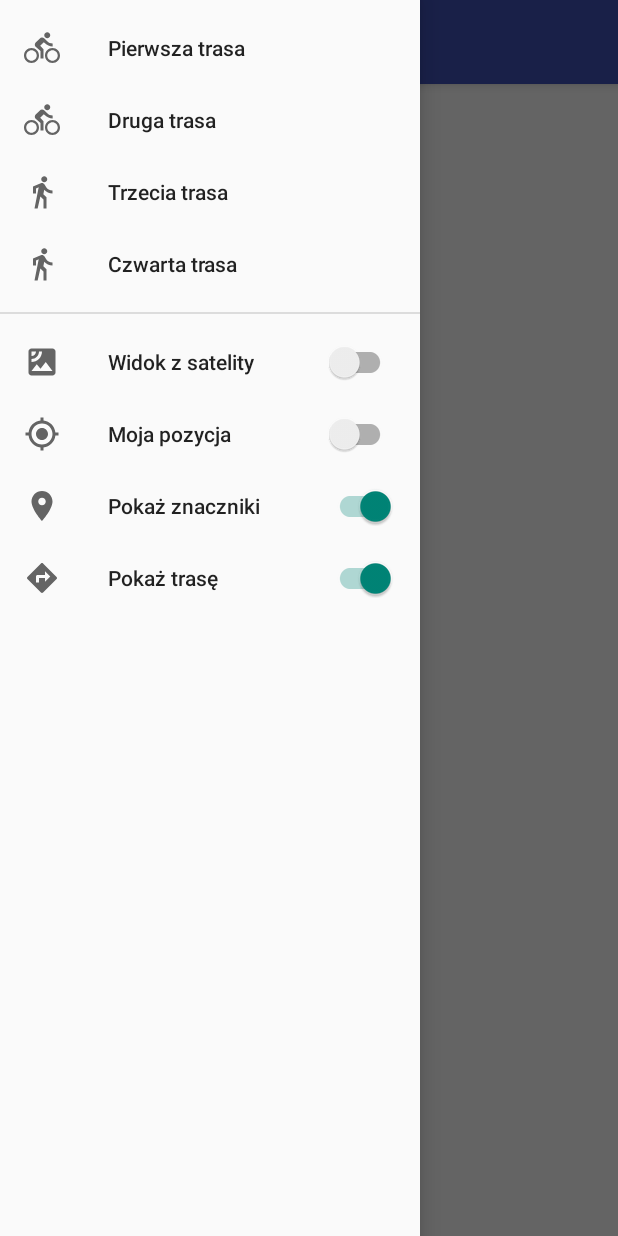
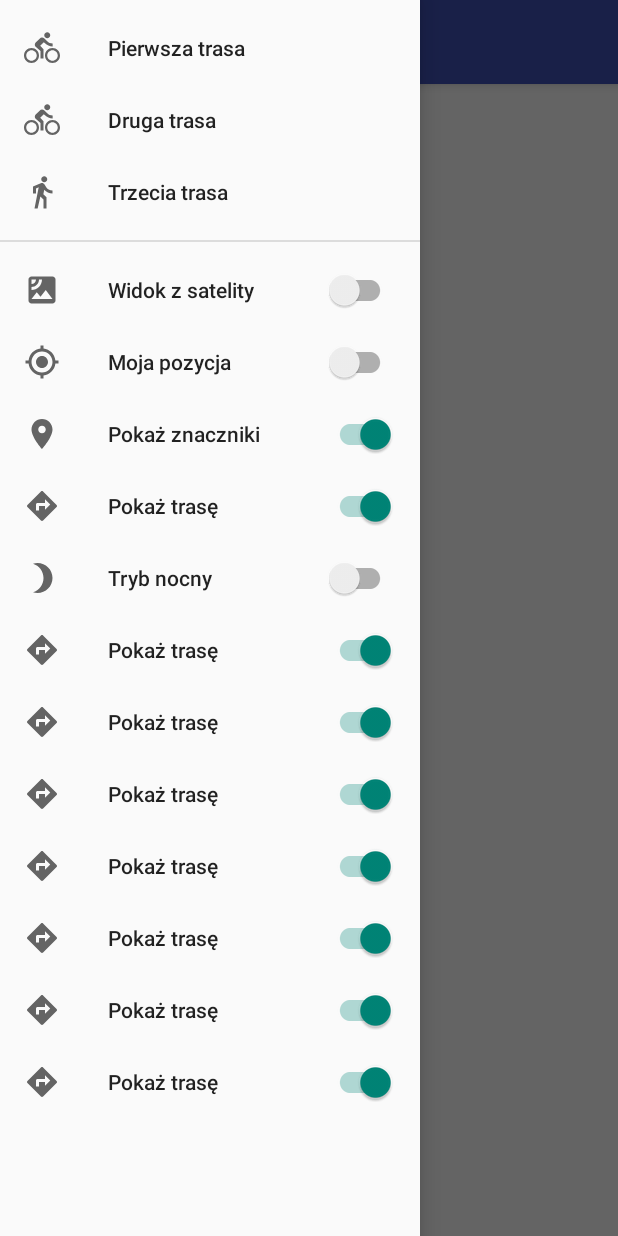
Before and after one commit to tasiuwasiu/PSMA-Maps, an Android app: the MapsActivity screen opened directly, with no data from a screen before it, with the side drawer open, on a phone screen of 412 x 824 dp. Run offline under Robolectric (Android 15) with nearby library versions, the phone set to English and light mode, and no system bars; libraries missing offline, so code that uses them is left out: com.google.maps.android.

Commit message:
Custom InfoWindow for markers

```diff
--- a/app/src/main/java/lab/wasikrafal/lab7/MapsActivity.java
+++ b/app/src/main/java/lab/wasikrafal/lab7/MapsActivity.java
@@ -27,6 +27,7 @@ import com.google.android.gms.maps.OnMapReadyCallback;
 import com.google.android.gms.maps.SupportMapFragment;
 import com.google.android.gms.maps.model.LatLng;
 import com.google.android.gms.maps.model.Marker;
+import com.google.android.gms.maps.model.MarkerOptions;
 import com.google.android.gms.maps.model.Polyline;
 import com.google.android.gms.maps.model.PolylineOptions;
 import com.google.maps.android.PolyUtil;
@@ -49,6 +50,7 @@ public class MapsActivity extends AppCompatActivity implements OnMapReadyCallbac
     private List<Polyline> currentRoad;
     private List<Marker> currentMarkers;
     private int[] urls;
+    private CustomInfoWindowAdapter windowAdapter;
 
     @Override
     protected void onCreate(Bundle savedInstanceState)
@@ -74,17 +76,16 @@ public class MapsActivity extends AppCompatActivity implements OnMapReadyCallbac
         initURLS();
         currentMarkers = new ArrayList<>();
         currentRoad = new ArrayList<>();
-
+        windowAdapter = new CustomInfoWindowAdapter(this);
         initNavigationMenu();
     }
 
     private void initURLS()
     {
-        urls= new int[4];
+        urls= new int[3];
         urls[0] = R.string.url_first;
         urls[1] = R.string.url_second;
         urls[2] = R.string.url_third;
-        urls[3] = R.string.url_fourth;
     }
 
     private void initNavigationMenu()
@@ -103,8 +104,6 @@ public class MapsActivity extends AppCompatActivity implements OnMapReadyCallbac
                             showRoad(1);
                         if(id == R.id.nav_third_road)
                             showRoad(2);
-                        if(id == R.id.nav_fourth_road)
-                            showRoad(3);
 
                         drawerLayout.closeDrawers();
                         return true;
@@ -182,11 +181,6 @@ public class MapsActivity extends AppCompatActivity implements OnMapReadyCallbac
         });
     }
 
-    private void initMarkers()
-    {
-
-    }
-
     private void load()
     {
         satelliteSwitch.setChecked(sharedPreferences.getBoolean("satellite", false));
@@ -227,7 +221,31 @@ public class MapsActivity extends AppCompatActivity implements OnMapReadyCallbac
 
     private void showMarkers(int number)
     {
+        switch (number)
+        {
+            case(0):
+            {
+                Marker zoo = map.addMarker(new MarkerOptions().position(new LatLng(51.103010,17.071997)));
+                zoo.setTag(new MarkerInfoHolder(R.string.zoo_title, R.string.zoo_desc, R.drawable.zoo));
+                currentMarkers.add(zoo);
+                currentMarkers.add(map.addMarker(new MarkerOptions().position(new LatLng(51.135069,17.047607)).title("4").snippet("44")));
+                currentMarkers.add(map.addMarker(new MarkerOptions().position(new LatLng(51.126064,16.990499)).title("2").snippet("22")));
+                currentMarkers.add(map.addMarker(new MarkerOptions().position(new LatLng(51.109317,17.054497)).title("pwr").snippet("PWR")));
+                currentMarkers.add(map.addMarker(new MarkerOptions().position(new LatLng(51.100528,17.120618)).title("3").snippet("33")));
 
+            }
+            case(1):
+            {
+
+            }
+            case(2):
+            {
+
+            }
+            default:
+            {
+            }
+        }
     }
 
     @Override
@@ -237,6 +255,7 @@ public class MapsActivity extends AppCompatActivity implements OnMapReadyCallbac
         load();
         LatLng wroclaw = new LatLng(51.107524, 17.038507);
         map.animateCamera(CameraUpdateFactory.newLatLngZoom(wroclaw, 11.0f));
+        map.setInfoWindowAdapter(windowAdapter);
     }
 
     @Override
@@ -270,8 +289,9 @@ public class MapsActivity extends AppCompatActivity implements OnMapReadyCallbac
 
     private void clearMarkers()
     {
-        for (Marker marker:currentMarkers)
+        for (Marker marker:currentMarkers) {
             marker.remove();
+        }
         currentRoad.clear();
     }
 
--- /dev/null
+++ b/app/src/main/res/drawable/ic_night_mode.xml
@@ -0,0 +1,9 @@
+<vector xmlns:android="http://schemas.android.com/apk/res/android"
+        android:width="24dp"
+        android:height="24dp"
+        android:viewportWidth="24.0"
+        android:viewportHeight="24.0">
+    <path
+        android:fillColor="#FF000000"
+        android:pathData="M9,2c-1.05,0 -2.05,0.16 -3,0.46 4.06,1.27 7,5.06 7,9.54 0,4.48 -2.94,8.27 -7,9.54 0.95,0.3 1.95,0.46 3,0.46 5.52,0 10,-4.48 10,-10S14.52,2 9,2z"/>
+</vector>
--- a/app/src/main/res/menu/drawer_view.xml
+++ b/app/src/main/res/menu/drawer_view.xml
@@ -2,51 +2,96 @@
 <menu xmlns:android="http://schemas.android.com/apk/res/android"
       xmlns:app="http://schemas.android.com/apk/res-auto">
 
-    <group android:checkableBehavior="single"
-        android:id="@+id/nav_road_group">
+    <group
+        android:id="@+id/nav_road_group"
+        android:checkableBehavior="single">
         <item
             android:id="@+id/nav_first_road"
             android:icon="@drawable/ic_bike"
-            android:title="@string/pierwsza_trasa" />
+            android:title="@string/pierwsza_trasa"/>
         <item
             android:id="@+id/nav_second_road"
             android:icon="@drawable/ic_bike"
-            android:title="@string/druga_trasa" />
+            android:title="@string/druga_trasa"/>
         <item
             android:id="@+id/nav_third_road"
             android:icon="@drawable/ic_walk"
-            android:title="@string/trzecia_trasa" />
-        <item
-            android:id="@+id/nav_fourth_road"
-            android:icon="@drawable/ic_walk"
-            android:title="@string/czwarta_trasa" />
+            android:title="@string/trzecia_trasa"/>
     </group>
 
     <group
         android:id="@+id/nav_settings_group">
         <item
-            android:id = "@+id/nav_satellite"
-            android:icon = "@drawable/ic_satellite"
+            android:id="@+id/nav_satellite"
+            android:icon="@drawable/ic_satellite"
             android:title="@string/widok_z_satelity"
-            app:actionLayout = "@layout/layout_switch"
+            app:actionLayout="@layout/layout_switch"
             />
         <item
-        android:id = "@+id/nav_position"
-        android:icon = "@drawable/ic_position"
-        android:title="@string/moja_pozycja"
-        app:actionLayout = "@layout/layout_switch"
-        />
-        <item
-            android:id = "@+id/nav_markers"
-            android:icon = "@drawable/ic_marker"
-            android:title="@string/znaczniki"
-            app:actionLayout = "@layout/layout_switch_on"
+            android:id="@+id/nav_position"
+            android:icon="@drawable/ic_position"
+            android:title="@string/moja_pozycja"
+            app:actionLayout="@layout/layout_switch"
             />
         <item
-            android:id = "@+id/nav_road"
-            android:icon = "@drawable/ic_road"
+            android:id="@+id/nav_markers"
+            android:icon="@drawable/ic_marker"
+            android:title="@string/znaczniki"
+            app:actionLayout="@layout/layout_switch_on"
+            />
+        <item
+            android:id="@+id/nav_road"
+            android:icon="@drawable/ic_road"
             android:title="@string/show_route"
-            app:actionLayout = "@layout/layout_switch_on"
+            app:actionLayout="@layout/layout_switch_on"
+            />
+        <item
+            android:id="@+id/nav_night"
+            android:icon="@drawable/ic_night_mode"
+            android:title="@string/night_mode"
+            app:actionLayout="@layout/layout_switch"
+            />
+        <item
+            android:id="@+id/nav_road7"
+            android:icon="@drawable/ic_road"
+            android:title="@string/show_route"
+            app:actionLayout="@layout/layout_switch_on"
+            />
+        <item
+            android:id="@+id/nav_road6"
+            android:icon="@drawable/ic_road"
+            android:title="@string/show_route"
+            app:actionLayout="@layout/layout_switch_on"
+            />
+        <item
+            android:id="@+id/nav_road5"
+            android:icon="@drawable/ic_road"
+            android:title="@string/show_route"
+            app:actionLayout="@layout/layout_switch_on"
+            />
+        <item
+            android:id="@+id/nav_road4"
+            android:icon="@drawable/ic_road"
+            android:title="@string/show_route"
+            app:actionLayout="@layout/layout_switch_on"
+            />
+        <item
+            android:id="@+id/nav_road3"
+            android:icon="@drawable/ic_road"
+            android:title="@string/show_route"
+            app:actionLayout="@layout/layout_switch_on"
+            />
+        <item
+            android:id="@+id/nav_road2"
+            android:icon="@drawable/ic_road"
+            android:title="@string/show_route"
+            app:actionLayout="@layout/layout_switch_on"
+            />
+        <item
+            android:id="@+id/nav_road1"
+            android:icon="@drawable/ic_road"
+            android:title="@string/show_route"
+            app:actionLayout="@layout/layout_switch_on"
             />
     </group>
 
--- a/app/src/main/res/values/colors.xml
+++ b/app/src/main/res/values/colors.xml
@@ -2,5 +2,5 @@
 <resources>
     <color name="colorPrimary">#3F51B5</color>
     <color name="colorPrimaryDark">#303F9F</color>
-    <color name="colorAccent">#FF4081</color>
+    <color name="colorAccent">#ff4081</color>
 </resources>
--- a/app/src/main/res/values/strings.xml
+++ b/app/src/main/res/values/strings.xml
@@ -9,9 +9,12 @@
     <string name="czwarta_trasa">Czwarta trasa</string>
     <string name="znaczniki">Pokaż znaczniki</string>
     <string name="url_first" translatable="false">https://maps.googleapis.com/maps/api/directions/json?origin=51.109317,17.054497&amp;destination=51.126064,16.990499&amp;waypoints=51.103010,17.071997|51.100528,17.120618|51.135069,17.047607&amp;mode=bicycling&amp;key=</string>
-    <string name="url_second" translatable="false">https://maps.googleapis.com/maps/api/directions/json?origin=  &amp;destination=  &amp;waypoints=  &amp;mode=bicycling&amp;key=</string>
+    <string name="url_second" translatable="false">https://maps.googleapis.com/maps/api/directions/json?origin=51.109317,17.054497&amp;destination=51.146114,17.112669&amp;waypoints=51.110320,17.078744|51.114429,17.109588&amp;mode=bicycling&amp;key=</string>
     <string name="url_third" translatable="false">https://maps.googleapis.com/maps/api/directions/json?origin=  &amp;destination=  &amp;waypoints=  &amp;mode=walking&amp;key=</string>
-    <string name="url_fourth" translatable="false">https://maps.googleapis.com/maps/api/directions/json?origin=  &amp;destination=  &amp;waypoints=  &amp;mode=walking&amp;key=</string>
     <string name="show_route">Pokaż trasę</string>
+    <string name="night_mode">Tryb nocny</string>
 
+    //Zoo Wrocław
+    <string name="zoo_title">Zoo Wrocław</string>
+    <string name="zoo_desc">Piękne wrocławskie ZOO, w którym żyje wiele zwierząt</string>
 </resources>
```
Also changed, not shown: app/src/main/java/lab/wasikrafal/lab7/CustomInfoWindowAdapter.java (added, +42 -0 lines), app/src/main/java/lab/wasikrafal/lab7/DownloadTask.java (+6 -10 lines), app/src/main/java/lab/wasikrafal/lab7/MarkerInfoHolder.java (added, +32 -0 lines), app/src/main/res/layout/info_window.xml (added, +60 -0 lines).
